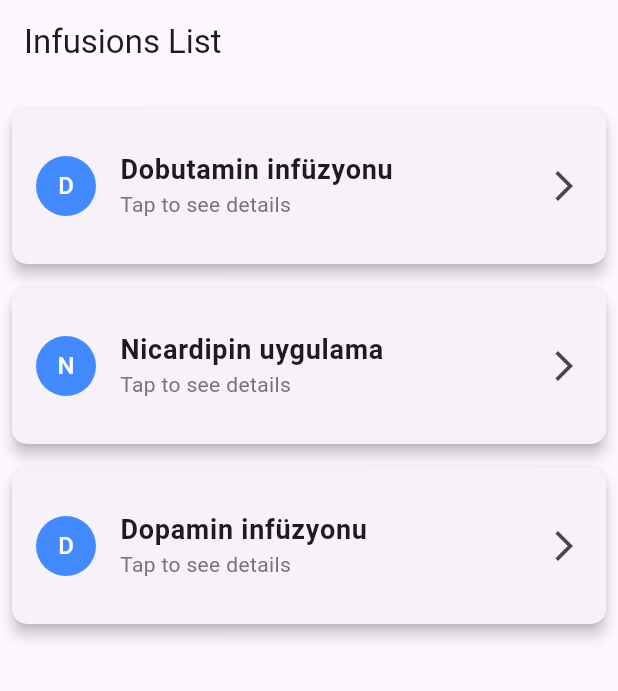
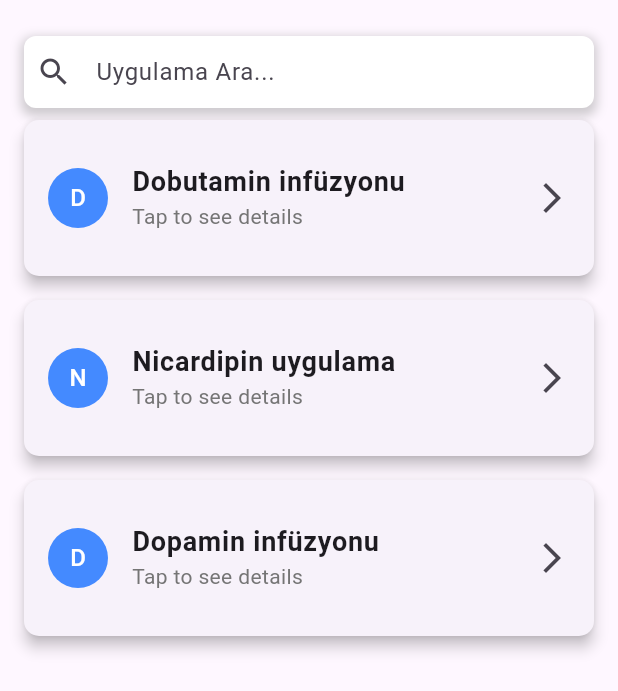
Before and after one commit to yakubsubasi/dosing_assistant, a Flutter app: the screen it shows after launch, on a phone screen of 412 x 824 dp. Shown: the top 691 px of the screen. Run offline on Flutter 3.47's test engine with Material 3 defaults, Android fonts, the phone set to English and light mode, and no system bars; our stand-ins replace syncfusion_flutter_sliders.

Commit message:
search added

```diff
--- a/lib/drug_dosage_page.dart
+++ b/lib/drug_dosage_page.dart
@@ -1,8 +1,8 @@
 import 'package:dosing_assistant/data.dart';
-import 'package:dosing_assistant/dosing_assistant/widgets/infusion_rate_picker.dart';
-import 'package:dosing_assistant/dosing_assistant/widgets/infusion_result_widget.dart';
-import 'package:dosing_assistant/dosing_assistant/widgets/segmented_dilution_solution_picker.dart';
-import 'package:dosing_assistant/dosing_assistant/widgets/weight_picker.dart';
+import 'package:dosing_assistant/widgets/infusion_rate_picker.dart';
+import 'package:dosing_assistant/widgets/infusion_result_widget.dart';
+import 'package:dosing_assistant/widgets/segmented_dilution_solution_picker.dart';
+import 'package:dosing_assistant/widgets/weight_picker.dart';
 import 'package:flutter/material.dart';
 
 class DrugDosagePage extends StatefulWidget {
@@ -18,10 +18,14 @@ class _DrugDosagePageState extends State<DrugDosagePage> {
   @override
   Widget build(BuildContext context) {
     return Scaffold(
+      appBar: AppBar(leading: const BackButton()),
       body: SafeArea(
         child: SingleChildScrollView(
+          child: Center(
+            child: ConstrainedBox(
+              constraints: const BoxConstraints(maxWidth: 600),
               child: Padding(
-            padding: const EdgeInsets.all(16.0),
+                padding: const EdgeInsets.symmetric(horizontal: 16),
                 child: Column(
                   crossAxisAlignment: CrossAxisAlignment.start,
                   children: [
@@ -37,6 +41,8 @@ class _DrugDosagePageState extends State<DrugDosagePage> {
                       ),
                     ),
                   ],
+                ),
+              ),
             ),
           ),
         ),
--- a/lib/main.dart
+++ b/lib/main.dart
@@ -22,21 +22,81 @@ class MainApp extends StatelessWidget {
   }
 }
 
-class MainPage extends StatelessWidget {
+class MainPage extends StatefulWidget {
   const MainPage({super.key});
+
+  @override
+  State<MainPage> createState() => _MainPageState();
+}
+
+class _MainPageState extends State<MainPage> {
+  final TextEditingController _searchController = TextEditingController();
+  final FocusNode _searchFocusNode = FocusNode();
+  List<DosingModel> _filteredInfusions = allInfusions;
+
+  void _filterInfusions(String query) {
+    setState(() {
+      _filteredInfusions = allInfusions
+          .where((infusion) =>
+              infusion.name.toLowerCase().contains(query.toLowerCase()))
+          .toList();
+    });
+  }
+
+  @override
+  void dispose() {
+    _searchController.dispose();
+    _searchFocusNode.dispose();
+    super.dispose();
+  }
 
   @override
   Widget build(BuildContext context) {
     return Scaffold(
-      appBar: AppBar(
-        title: const Text('Infusions List'),
+      body: Center(
+        child: ConstrainedBox(
+          constraints: const BoxConstraints(maxWidth: 600),
+          child: Padding(
+            padding: const EdgeInsets.symmetric(
+              horizontal: 16,
             ),
-      body: Padding(
-        padding: const EdgeInsets.all(8.0),
+            child: Column(
+              children: [
+                const SizedBox(
+                  height: 24,
+                ),
+                SafeArea(
+                  child: Container(
+                    padding: const EdgeInsets.symmetric(horizontal: 8.0),
+                    decoration: BoxDecoration(
+                      color: Colors.white,
+                      borderRadius: BorderRadius.circular(8.0),
+                      boxShadow: [
+                        BoxShadow(
+                          color: Colors.grey.withOpacity(0.5),
+                          spreadRadius: 2,
+                          blurRadius: 5,
+                          offset: const Offset(0, 3),
+                        ),
+                      ],
+                    ),
+                    child: TextField(
+                      focusNode: _searchFocusNode,
+                      controller: _searchController,
+                      decoration: const InputDecoration(
+                        hintText: 'Uygulama Ara...',
+                        border: InputBorder.none,
+                        icon: Icon(Icons.search),
+                      ),
+                      onChanged: _filterInfusions,
+                    ),
+                  ),
+                ),
+                Expanded(
                   child: ListView.builder(
-          itemCount: allInfusions.length,
+                    itemCount: _filteredInfusions.length,
                     itemBuilder: (context, index) {
-            final infusion = allInfusions[index];
+                      final infusion = _filteredInfusions[index];
                       return Card(
                         elevation: 4,
                         margin: const EdgeInsets.symmetric(vertical: 8),
@@ -65,10 +125,12 @@ class MainPage extends StatelessWidget {
                           ),
                           trailing: const Icon(Icons.arrow_forward_ios),
                           onTap: () {
+                            _searchFocusNode.unfocus();
                             Navigator.push(
                               context,
                               MaterialPageRoute(
-                      builder: (context) => DrugDosagePage(dose: infusion),
+                                builder: (context) =>
+                                    DrugDosagePage(dose: infusion),
                               ),
                             );
                           },
@@ -77,6 +139,11 @@ class MainPage extends StatelessWidget {
                     },
                   ),
                 ),
+              ],
+            ),
+          ),
+        ),
+      ),
     );
   }
 }
--- a/pubspec.yaml
+++ b/pubspec.yaml
@@ -1,7 +1,7 @@
 name: dosing_assistant
 description: "A new Flutter project."
 publish_to: 'none'
-version: 0.1.1
+version: 0.1.3
 
 environment:
   sdk: '>=3.2.5 <4.0.0'
```
Also changed, not shown: lib/widgets/infusion_rate_picker.dart (renamed from lib/dosing_assistant/widgets/infusion_rate_picker.dart), lib/widgets/infusion_result_widget.dart (renamed from lib/dosing_assistant/widgets/infusion_result_widget.dart), lib/widgets/segmented_dilution_solution_picker.dart (renamed from lib/dosing_assistant/widgets/segmented_dilution_solution_picker.dart), lib/widgets/weight_picker.dart (renamed from lib/dosing_assistant/widgets/weight_picker.dart), 1 other file. Lines whose indentation alone changed are shown as unchanged.
